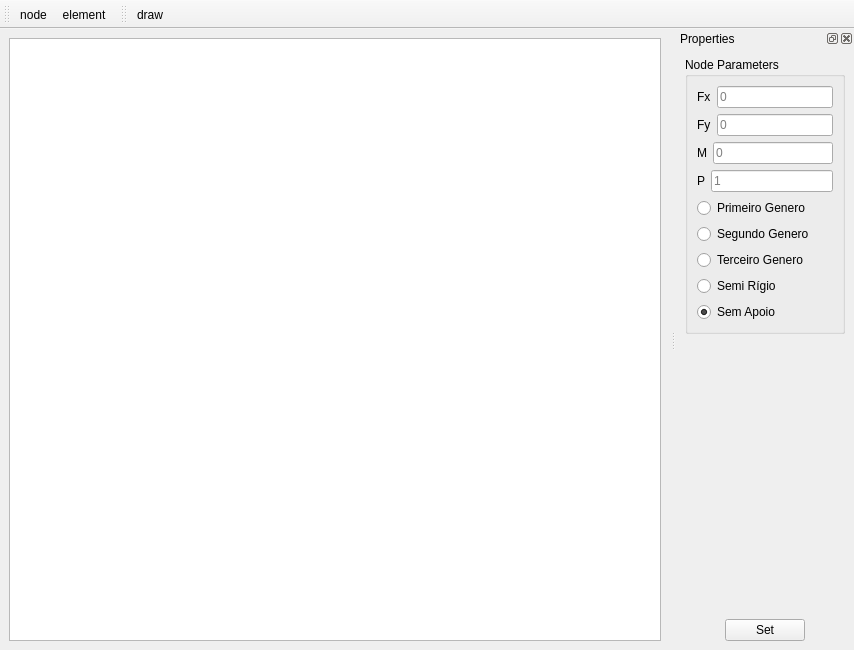
Before: the Qt Designer form src/ui/FormUVATool.ui in arthurbg951/UVATool, drawn with Qt 5.
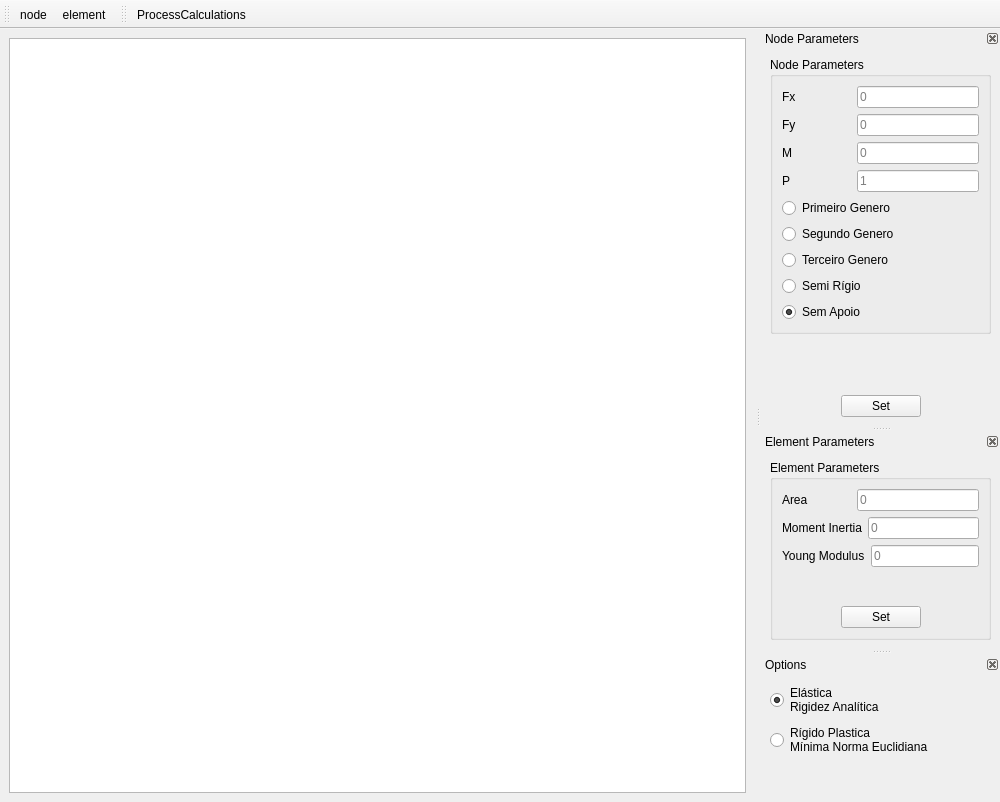
After: the same form once the commit is applied. Icons and pictures are not drawn.

```diff
--- a/src/ui/FormUVATool.ui
+++ b/src/ui/FormUVATool.ui
@@ -6,8 +6,8 @@
    <rect>
     <x>0</x>
     <y>0</y>
-    <width>854</width>
-    <height>650</height>
+    <width>1000</width>
+    <height>802</height>
    </rect>
   </property>
   <property name="windowTitle">
@@ -20,7 +20,11 @@
   <widget class="QWidget" name="centralwidget">
    <layout class="QGridLayout" name="gridLayout">
     <item row="0" column="0">
-     <widget class="QGraphicsView" name="GraphicsView"/>
+     <widget class="QGraphicsView" name="GraphicsView">
+      <property name="mouseTracking">
+       <bool>true</bool>
+      </property>
+     </widget>
     </item>
    </layout>
   </widget>
@@ -71,11 +75,23 @@
    <attribute name="toolBarBreak">
     <bool>false</bool>
    </attribute>
-   <addaction name="DrawAction"/>
+   <addaction name="ProcessCalculations"/>
   </widget>
   <widget class="QDockWidget" name="ChangeValues">
+   <property name="minimumSize">
+    <size>
+     <width>200</width>
+     <height>397</height>
+    </size>
+   </property>
+   <property name="floating">
+    <bool>false</bool>
+   </property>
+   <property name="features">
+    <set>QDockWidget::DockWidgetClosable|QDockWidget::DockWidgetMovable</set>
+   </property>
    <property name="windowTitle">
-    <string>Properties</string>
+    <string>Node Parameters</string>
    </property>
    <attribute name="dockWidgetArea">
     <number>2</number>
@@ -296,6 +312,228 @@
     </layout>
    </widget>
   </widget>
+  <widget class="QDockWidget" name="ElementParameters">
+   <property name="minimumSize">
+    <size>
+     <width>217</width>
+     <height>217</height>
+    </size>
+   </property>
+   <property name="features">
+    <set>QDockWidget::DockWidgetClosable|QDockWidget::DockWidgetMovable</set>
+   </property>
+   <property name="windowTitle">
+    <string>Element Parameters</string>
+   </property>
+   <attribute name="dockWidgetArea">
+    <number>2</number>
+   </attribute>
+   <widget class="QWidget" name="dockWidgetContents_2">
+    <layout class="QGridLayout" name="gridLayout_5">
+     <item row="0" column="0">
+      <widget class="QGroupBox" name="NodeParameters_2">
+       <property name="title">
+        <string>Element Parameters</string>
+       </property>
+       <property name="flat">
+        <bool>false</bool>
+       </property>
+       <layout class="QGridLayout" name="gridLayout_4">
+        <item row="0" column="0">
+         <layout class="QVBoxLayout" name="verticalLayout_4">
+          <item>
+           <layout class="QHBoxLayout" name="horizontalLayout_6">
+            <item>
+             <widget class="QLabel" name="label_5">
+              <property name="text">
+               <string>Area</string>
+              </property>
+             </widget>
+            </item>
+            <item>
+             <widget class="QLineEdit" name="area">
+              <property name="maximumSize">
+               <size>
+                <width>122</width>
+                <height>16777215</height>
+               </size>
+              </property>
+              <property name="placeholderText">
+               <string>0</string>
+              </property>
+             </widget>
+            </item>
+           </layout>
+          </item>
+          <item>
+           <layout class="QHBoxLayout" name="horizontalLayout_7">
+            <item>
+             <widget class="QLabel" name="label_6">
+              <property name="text">
+               <string>Moment Inertia</string>
+              </property>
+             </widget>
+            </item>
+            <item>
+             <widget class="QLineEdit" name="momentInertia">
+              <property name="maximumSize">
+               <size>
+                <width>122</width>
+                <height>16777215</height>
+               </size>
+              </property>
+              <property name="placeholderText">
+               <string>0</string>
+              </property>
+             </widget>
+            </item>
+           </layout>
+          </item>
+          <item>
+           <layout class="QHBoxLayout" name="horizontalLayout_8">
+            <item>
+             <widget class="QLabel" name="label_7">
+              <property name="text">
+               <string>Young Modulus</string>
+              </property>
+             </widget>
+            </item>
+            <item>
+             <widget class="QLineEdit" name="youngModulus">
+              <property name="maximumSize">
+               <size>
+                <width>122</width>
+                <height>16777215</height>
+               </size>
+              </property>
+              <property name="placeholderText">
+               <string>0</string>
+              </property>
+             </widget>
+            </item>
+           </layout>
+          </item>
+         </layout>
+        </item>
+        <item row="1" column="0">
+         <layout class="QVBoxLayout" name="verticalLayout_5">
+          <item>
+           <spacer name="verticalSpacer_2">
+            <property name="orientation">
+             <enum>Qt::Vertical</enum>
+            </property>
+            <property name="sizeHint" stdset="0">
+             <size>
+              <width>20</width>
+              <height>40</height>
+             </size>
+            </property>
+           </spacer>
+          </item>
+          <item>
+           <layout class="QHBoxLayout" name="horizontalLayout_9">
+            <item>
+             <spacer name="horizontalSpacer_3">
+              <property name="orientation">
+               <enum>Qt::Horizontal</enum>
+              </property>
+              <property name="sizeHint" stdset="0">
+               <size>
+                <width>40</width>
+                <height>20</height>
+               </size>
+              </property>
+             </spacer>
+            </item>
+            <item>
+             <widget class="QPushButton" name="confirmButton_2">
+              <property name="maximumSize">
+               <size>
+                <width>90</width>
+                <height>25</height>
+               </size>
+              </property>
+              <property name="text">
+               <string>Set</string>
+              </property>
+             </widget>
+            </item>
+            <item>
+             <spacer name="horizontalSpacer_4">
+              <property name="orientation">
+               <enum>Qt::Horizontal</enum>
+              </property>
+              <property name="sizeHint" stdset="0">
+               <size>
+                <width>40</width>
+                <height>20</height>
+               </size>
+              </property>
+             </spacer>
+            </item>
+           </layout>
+          </item>
+         </layout>
+        </item>
+       </layout>
+      </widget>
+     </item>
+    </layout>
+   </widget>
+  </widget>
+  <widget class="QDockWidget" name="Options">
+   <property name="minimumSize">
+    <size>
+     <width>215</width>
+     <height>129</height>
+    </size>
+   </property>
+   <property name="features">
+    <set>QDockWidget::DockWidgetClosable|QDockWidget::DockWidgetMovable</set>
+   </property>
+   <property name="windowTitle">
+    <string>Options</string>
+   </property>
+   <attribute name="dockWidgetArea">
+    <number>2</number>
+   </attribute>
+   <widget class="QWidget" name="dockWidgetContents_3">
+    <layout class="QGridLayout" name="gridLayout_6">
+     <item row="1" column="0">
+      <widget class="QRadioButton" name="MNE">
+       <property name="text">
+        <string>Rígido Plastica
+Mínima Norma Euclidiana</string>
+       </property>
+      </widget>
+     </item>
+     <item row="0" column="0">
+      <widget class="QRadioButton" name="ERA">
+       <property name="text">
+        <string>Elástica
+Rigidez Analítica</string>
+       </property>
+       <property name="checked">
+        <bool>true</bool>
+       </property>
+      </widget>
+     </item>
+     <item row="2" column="0">
+      <spacer name="verticalSpacer_3">
+       <property name="orientation">
+        <enum>Qt::Vertical</enum>
+       </property>
+       <property name="sizeHint" stdset="0">
+        <size>
+         <width>20</width>
+         <height>40</height>
+        </size>
+       </property>
+      </spacer>
+     </item>
+    </layout>
+   </widget>
+  </widget>
   <action name="ElementAction">
    <property name="checkable">
     <bool>true</bool>
@@ -326,18 +564,19 @@
     <string>Node</string>
    </property>
   </action>
-  <action name="DrawAction">
+  <action name="ProcessCalculations">
    <property name="icon">
     <iconset>
-     <normaloff>../icons/draw.png</normaloff>../icons/draw.png</iconset>
+     <normaloff>../icons/process.png</normaloff>../icons/process.png</iconset>
    </property>
    <property name="text">
-    <string>draw</string>
+    <string>ProcessCalculations</string>
    </property>
-   <property name="toolTip">
-    <string>Draw Menu</string>
+   <property name="shortcut">
+    <string>Ctrl+R</string>
    </property>
   </action>
+  <zorder>ChangeValues</zorder>
  </widget>
  <resources/>
  <connections/>
```
